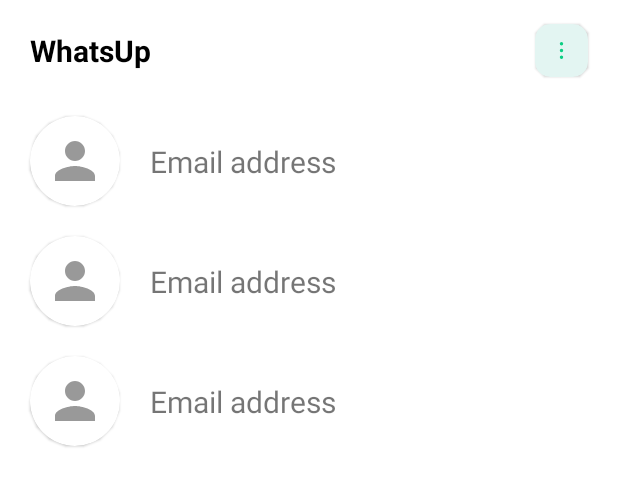
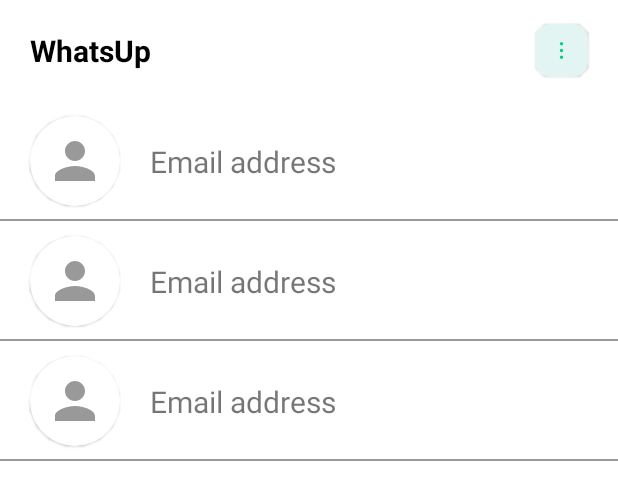
Before and after one commit to SardorSafarov/SimpleChat, an Android app: the layout activity_main.xml on its own in the app's theme, with its tools: preview values and no code run, on a phone screen of 412 x 824 dp. Shown: the top 500 px of the screen. Run offline under Robolectric (Android 15) with nearby library versions, the phone set to English and light mode, and no system bars.

```diff
--- a/app/src/main/java/com/example/simplechat/firebase/viewModel/login/LoginViewModel.kt
+++ b/app/src/main/java/com/example/simplechat/firebase/viewModel/login/LoginViewModel.kt
@@ -33,7 +33,7 @@ class LoginViewModel:ViewModel() {
                             if (it != null) {
                                 items.add(it)
                             }
-                        }
+                         }
                         }
                     }
                     _user.value =items
--- a/app/src/main/res/layout/item_user_chat.xml
+++ b/app/src/main/res/layout/item_user_chat.xml
@@ -3,6 +3,15 @@
     xmlns:app="http://schemas.android.com/apk/res-auto"
     android:layout_width="match_parent"
     android:layout_height="80dp">
+
+    <View
+        android:layout_width="match_parent"
+        android:layout_height="1dp"
+        android:background="#999"
+        app:layout_constraintBottom_toBottomOf="parent"
+        app:layout_constraintEnd_toEndOf="parent"
+        app:layout_constraintHorizontal_bias="0.5"
+        app:layout_constraintStart_toStartOf="parent" />
 
     <com.google.android.material.card.MaterialCardView
         android:id="@+id/materialCardView"
@@ -17,9 +26,9 @@
         <ImageView
             android:id="@+id/user_image"
             android:layout_width="match_parent"
+            android:layout_height="match_parent"
             android:padding="10dp"
-            android:src="@drawable/ic_baseline_person_24"
-            android:layout_height="match_parent" />
+            android:src="@drawable/ic_baseline_person_24" />
     </com.google.android.material.card.MaterialCardView>
 
     <TextView
```
Also changed, not shown: app/src/main/java/com/example/simplechat/adapter/users/UsersAdapter.kt (+8 -2 lines).
